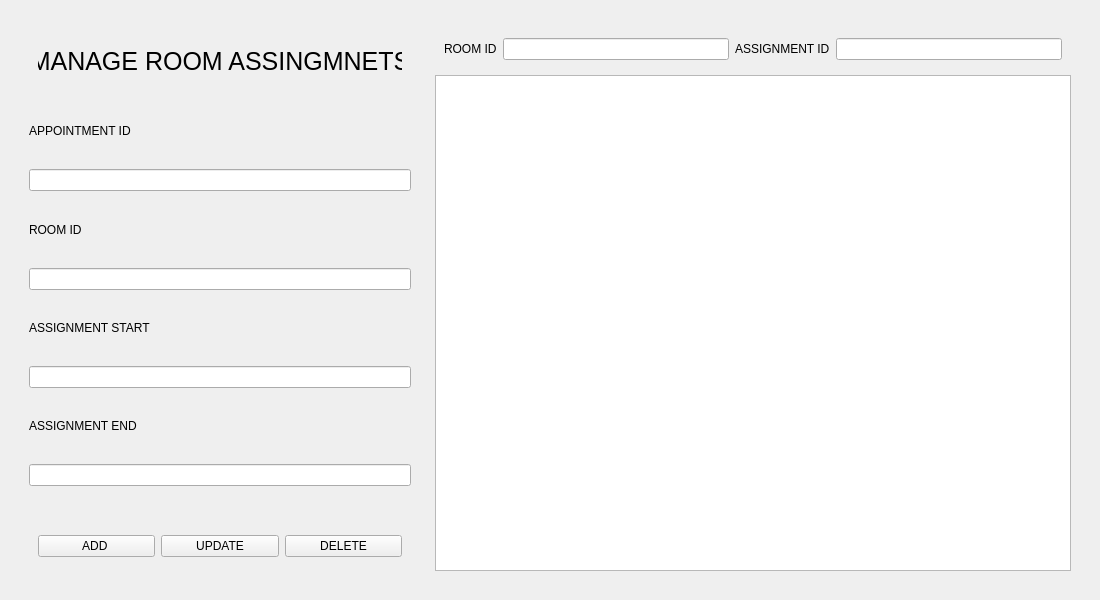
MZaidNaeem/hospital_management_system, file backend/ui/admin/admin_manage_assignments.ui: the form before one commit.
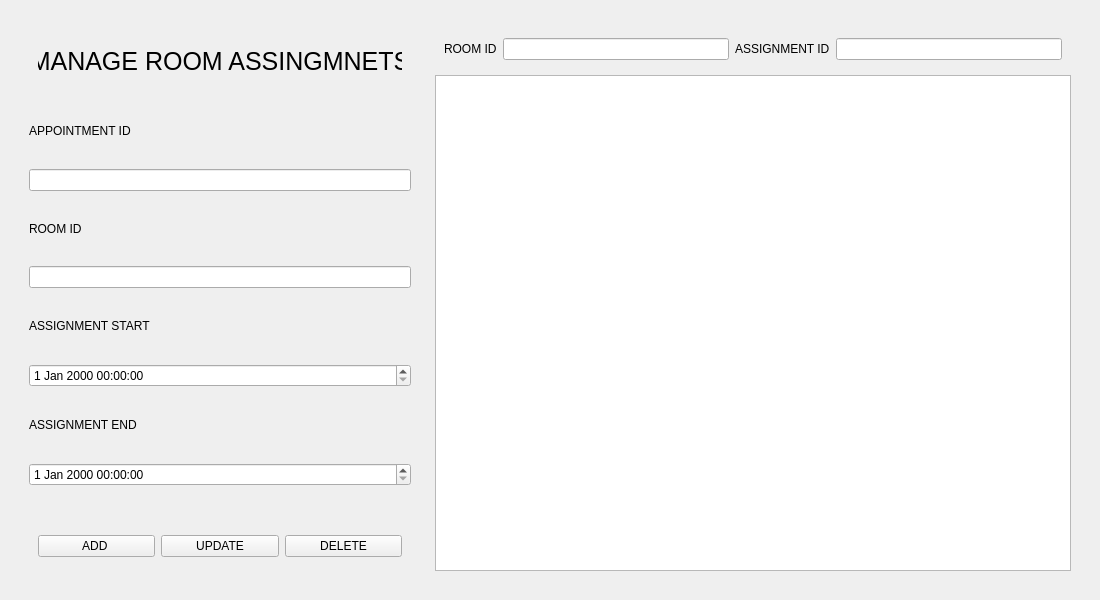
The form after the commit.

Patch:
```diff
--- a/backend/ui/admin/admin_manage_assignments.ui
+++ b/backend/ui/admin/admin_manage_assignments.ui
@@ -87,7 +87,7 @@
             </widget>
            </item>
            <item>
-            <widget class="QLineEdit" name="as_assignment_start_input"/>
+            <widget class="QDateTimeEdit" name="as_assignment_start_input"/>
            </item>
            <item>
             <widget class="QLabel" name="as_assignment_end_label">
@@ -97,7 +97,7 @@
             </widget>
            </item>
            <item>
-            <widget class="QLineEdit" name="as_assignment_end_input"/>
+            <widget class="QDateTimeEdit" name="as_assignment_end_input"/>
            </item>
            <item>
             <widget class="QLabel" name="admin_message_label">
```
